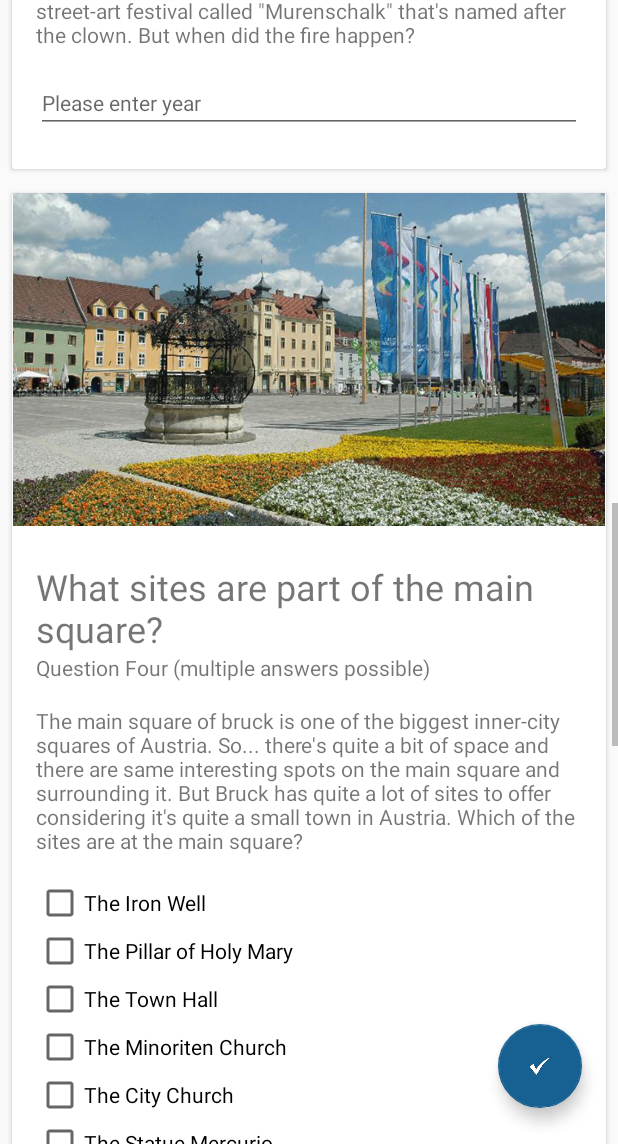
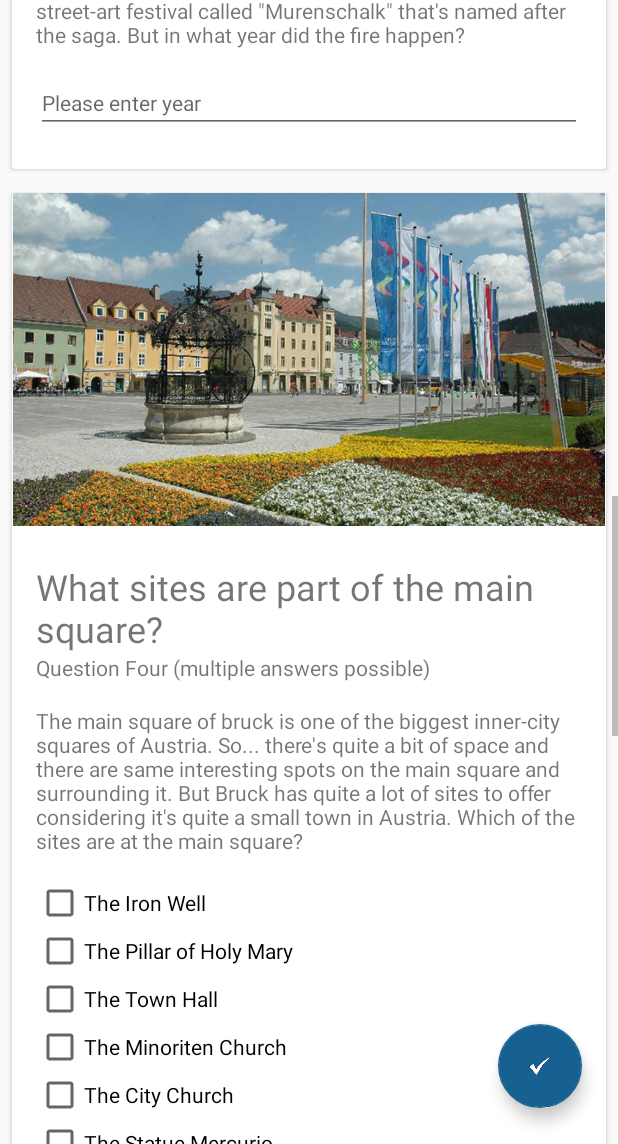
Before and after one commit to MrSpotmarker/BruckQuiz, an Android app: the screen it shows after launch (MainActivity), scrolled down 1612 dp, on a phone screen of 412 x 824 dp, the part 92-1236 px from its top. Run offline under Robolectric (Android 15) with nearby library versions, the phone set to English and light mode, and no system bars.

Commit message:
- bugfixes - added translation - added landscape layout - added custom app icon

```diff
--- a/app/src/main/java/com/example/www/bruckquiz/MainActivity.java
+++ b/app/src/main/java/com/example/www/bruckquiz/MainActivity.java
@@ -106,7 +106,7 @@ public class MainActivity extends AppCompatActivity {
             numberOfCorrectAnswers += 1;
         }
         // Second Radio button pressed
-        if (answerQuestionTwo.equals("1")) {
+        if (answerQuestionTwo.equals("2")) {
             numberOfCorrectAnswers += 1;
         }
         // A tough one :) - the year is 1792
@@ -118,7 +118,7 @@ public class MainActivity extends AppCompatActivity {
             numberOfCorrectAnswers += 1;
         }
         // The lovely town of Oberaich
-        if (answerQuestionFive.equals("Oberaich")) {
+        if (answerQuestionFive.equals("Oberaich") || answerQuestionFive.equals("oberaich")) {
             numberOfCorrectAnswers += 1;
         }
         // Boxes 1, 3 and 4 are checked
--- /dev/null
+++ b/app/src/main/res/layout-land/activity_main.xml
@@ -0,0 +1,325 @@
+<?xml version="1.0" encoding="utf-8"?>
+<FrameLayout xmlns:android="http://schemas.android.com/apk/res/android"
+    xmlns:app="http://schemas.android.com/apk/res-auto"
+    xmlns:tools="http://schemas.android.com/tools"
+    android:layout_width="match_parent"
+    android:layout_height="match_parent"
+    android:clipToPadding="false"
+    tools:context="com.example.www.bruckquiz.MainActivity">
+
+    <android.support.design.widget.FloatingActionButton
+        android:id="@+id/floatingActionButton"
+        android:layout_width="match_parent"
+        android:layout_height="wrap_content"
+        android:layout_gravity="bottom|end"
+        android:layout_marginBottom="24dp"
+        android:layout_marginRight="24dp"
+        android:clickable="true"
+        android:onClick="getUserAnswers"
+        app:elevation="6dp"
+        app:fabSize="normal"
+        app:srcCompat="@drawable/haken" />
+
+    <ScrollView
+        android:layout_width="match_parent"
+        android:layout_height="wrap_content">
+
+        <LinearLayout
+            android:layout_width="match_parent"
+            android:layout_height="wrap_content">
+
+            <LinearLayout
+                style="@style/CardLinearLayout"
+                android:layout_weight="1">
+
+                <android.support.v7.widget.CardView
+                    android:id="@+id/cardQuestion1"
+                    style="@style/CardLayout">
+
+                    <LinearLayout style="@style/CardLinearLayout">
+
+                        <ImageView
+                            style="@style/CardImageView"
+                            android:src="@drawable/bruckharfe" />
+
+                        <TextView
+                            style="@style/CardTitle"
+                            android:text="@string/title1" />
+
+                        <TextView
+                            style="@style/CardSubtitle"
+                            android:text="@string/subtitle1" />
+
+                        <TextView
+                            style="@style/CardDescription"
+                            android:text="@string/description1" />
+
+                        <RadioGroup
+                            android:id="@+id/radioGroupQuestion1"
+                            style="@style/CardRadioGroup"
+                            android:layout_width="match_parent"
+                            android:layout_height="wrap_content">
+
+                            <RadioButton
+                                android:id="@+id/radioButtonQuestion1a"
+                                style="@style/CardRadioButton"
+                                android:text="@string/answer1a" />
+
+                            <RadioButton
+                                android:id="@+id/radioButtonQuestion1b"
+                                style="@style/CardRadioButton"
+                                android:text="@string/answer1b" />
+
+                            <RadioButton
+                                android:id="@+id/radioButtonQuestion1c"
+                                style="@style/CardRadioButton"
+                                android:text="@string/answer1c" />
+
+                            <RadioButton
+                                android:id="@+id/radioButtonQuestion1d"
+                                style="@style/CardRadioButton"
+                                android:text="@string/answer1d" />
+                        </RadioGroup>
+                    </LinearLayout>
+                </android.support.v7.widget.CardView>
+
+                <android.support.v7.widget.CardView
+                    android:id="@+id/cardQuestion2"
+                    style="@style/CardLayout">
+
+                    <LinearLayout style="@style/CardLinearLayout">
+
+                        <ImageView
+                            style="@style/CardImageView"
+                            android:src="@drawable/vip" />
+
+                        <TextView
+                            style="@style/CardTitle"
+                            android:text="@string/title2" />
+
+                        <TextView
+                            style="@style/CardSubtitle"
+                            android:text="@string/subtitle2" />
+
+                        <TextView
+                            style="@style/CardDescription"
+                            android:text="@string/description2" />
+
+                        <RadioGroup
+                            android:id="@+id/radioGroupQuestion2"
+                            style="@style/CardRadioGroup"
+                            android:layout_width="match_parent"
+                            android:layout_height="wrap_content">
+
+                            <RadioButton
+                                android:id="@+id/radioButtonQuestion2a"
+                                style="@style/CardRadioButton"
+                                android:text="@string/answer2a" />
+
+                            <RadioButton
+                                android:id="@+id/radioButtonQuestion2b"
+                                style="@style/CardRadioButton"
+                                android:text="@string/answer2b" />
+
+                            <RadioButton
+                                android:id="@+id/radioButtonQuestion2c"
+                                style="@style/CardRadioButton"
+                                android:text="@string/answer2c" />
+
+                            <RadioButton
+                                android:id="@+id/radioButtonQuestion2d"
+                                style="@style/CardRadioButton"
+                                android:text="@string/answer2d" />
+                        </RadioGroup>
+
+                    </LinearLayout>
+                </android.support.v7.widget.CardView>
+
+                <android.support.v7.widget.CardView
+                    android:id="@+id/cardQuestion3"
+                    style="@style/CardLayout">
+
+                    <LinearLayout style="@style/CardLinearLayout">
+
+                        <ImageView
+                            style="@style/CardImageView"
+                            android:src="@drawable/bruck1684" />
+
+                        <TextView
+                            style="@style/CardTitle"
+                            android:text="@string/title3" />
+
+                        <TextView
+                            style="@style/CardSubtitle"
+                            android:text="@string/subtitle3" />
+
+                        <TextView
+                            style="@style/CardDescription"
+                            android:text="@string/description3" />
+
+                        <EditText
+                            android:id="@+id/TextQuestion3"
+                            style="@style/CardTextInput"
+                            android:hint="@string/hint3"
+                            android:inputType="number" />
+
+                    </LinearLayout>
+                </android.support.v7.widget.CardView>
+            </LinearLayout>
+
+            <LinearLayout
+                style="@style/CardLinearLayout"
+                android:layout_weight="1">
+
+                <android.support.v7.widget.CardView
+                    android:id="@+id/cardQuestion4"
+                    style="@style/CardLayout">
+
+                    <LinearLayout style="@style/CardLinearLayout">
+
+                        <ImageView
+                            style="@style/CardImageView"
+                            android:src="@drawable/hauptplatz" />
+
+                        <TextView
+                            style="@style/CardTitle"
+                            android:text="@string/title4" />
+
+                        <TextView
+                            style="@style/CardSubtitle"
+                            android:text="@string/subtitle4" />
+
+                        <TextView
+                            style="@style/CardDescription"
+                            android:text="@string/description4" />
+
+                        <LinearLayout
+                            style="@style/CardCheckboxLayout"
+                            android:orientation="vertical">
+
+                            <CheckBox
+                                android:id="@+id/cbQuestion4a"
+                                style="@style/CardCheckbox"
+                                android:text="@string/answer4a" />
+
+                            <CheckBox
+                                android:id="@+id/cbQuestion4b"
+                                style="@style/CardCheckbox"
+                                android:text="@string/answer4b" />
+
+                            <CheckBox
+                                android:id="@+id/cbQuestion4c"
+                                style="@style/CardCheckbox"
+                                android:text="@string/answer4c" />
+
+                            <CheckBox
+                                android:id="@+id/cbQuestion4d"
+                                style="@style/CardCheckbox"
+                                android:text="@string/answer4d" />
+
+                            <CheckBox
+                                android:id="@+id/cbQuestion4e"
+                                style="@style/CardCheckbox"
+                                android:text="@string/answer4e" />
+
+                            <CheckBox
+                                android:id="@+id/cbQuestion4f"
+                                style="@style/CardCheckbox"
+                                android:text="@string/answer4f" />
+
+                        </LinearLayout>
+                    </LinearLayout>
+                </android.support.v7.widget.CardView>
+
+                <android.support.v7.widget.CardView
+                    android:id="@+id/cardQuestion5"
+                    style="@style/CardLayout">
+
+                    <LinearLayout style="@style/CardLinearLayout">
+
+                        <ImageView
+                            style="@style/CardImageView"
+                            android:src="@drawable/fusion" />
+
+                        <TextView
+                            style="@style/CardTitle"
+                            android:text="@string/title5" />
+
+                        <TextView
+                            style="@style/CardSubtitle"
+                            android:text="@string/subtitle5" />
+
+                        <TextView
+                            style="@style/CardDescription"
+                            android:text="@string/description5" />
+
+                        <EditText
+                            android:id="@+id/TextQuestion5"
+                            style="@style/CardTextInput"
+                            android:hint="@string/hint5" />
+
+                    </LinearLayout>
+                </android.support.v7.widget.CardView>
+
+                <android.support.v7.widget.CardView
+                    android:id="@+id/cardQuestion6"
+                    style="@style/CardLayout">
+
+                    <LinearLayout style="@style/CardLinearLayout">
+
+                        <ImageView
+                            style="@style/CardImageView"
+                            android:src="@drawable/wappen" />
+
+                        <TextView
+                            style="@style/CardTitle"
+                            android:text="@string/title6" />
+
+                        <TextView
+                            style="@style/CardSubtitle"
+                            android:text="@string/subtitle6" />
+
+                        <TextView
+                            style="@style/CardDescription"
+                            android:text="@string/description6" />
+
+                        <LinearLayout
+                            style="@style/CardCheckboxLayout"
+                            android:orientation="vertical">
+
+                            <CheckBox
+                                android:id="@+id/cbQuestion6a"
+                                style="@style/CardCheckbox"
+                                android:text="@string/answer6a" />
+
+                            <CheckBox
+                                android:id="@+id/cbQuestion6b"
+                                style="@style/CardCheckbox"
+                                android:text="@string/answer6b" />
+
+                            <CheckBox
+                                android:id="@+id/cbQuestion6c"
+                                style="@style/CardCheckbox"
+                                android:text="@string/answer6c" />
+
+                            <CheckBox
+                                android:id="@+id/cbQuestion6d"
+                                style="@style/CardCheckbox"
+                                android:text="@string/answer6d" />
+
+                            <CheckBox
+                                android:id="@+id/cbQuestion6e"
+                                style="@style/CardCheckbox"
+                                android:text="@string/answer6e" />
+
+                            <CheckBox
+                                android:id="@+id/cbQuestion6f"
+                                style="@style/CardCheckbox"
+                                android:text="@string/answer6f" />
+                        </LinearLayout>
+                    </LinearLayout>
+                </android.support.v7.widget.CardView>
+            </LinearLayout>
+        </LinearLayout>
+    </ScrollView>
+</FrameLayout>
--- a/app/src/main/res/layout/activity_main.xml
+++ b/app/src/main/res/layout/activity_main.xml
@@ -11,7 +11,7 @@
         android:id="@+id/floatingActionButton"
         android:layout_width="match_parent"
         android:layout_height="wrap_content"
-        android:layout_gravity="bottom|right"
+        android:layout_gravity="bottom|end"
         android:layout_marginBottom="24dp"
         android:layout_marginRight="24dp"
         android:clickable="true"
@@ -23,10 +23,13 @@
     <ScrollView
         android:layout_width="match_parent"
         android:layout_height="wrap_content">
+
         <LinearLayout style="@style/CardLinearLayout">
+
             <android.support.v7.widget.CardView
                 android:id="@+id/cardQuestion1"
                 style="@style/CardLayout">
+
                 <LinearLayout style="@style/CardLinearLayout">
 
                     <ImageView
@@ -78,6 +81,7 @@
             <android.support.v7.widget.CardView
                 android:id="@+id/cardQuestion2"
                 style="@style/CardLayout">
+
                 <LinearLayout style="@style/CardLinearLayout">
 
                     <ImageView
@@ -129,6 +133,7 @@
             <android.support.v7.widget.CardView
                 android:id="@+id/cardQuestion3"
                 style="@style/CardLayout">
+
                 <LinearLayout style="@style/CardLinearLayout">
 
                     <ImageView
@@ -159,6 +164,7 @@
             <android.support.v7.widget.CardView
                 android:id="@+id/cardQuestion4"
                 style="@style/CardLayout">
+
                 <LinearLayout style="@style/CardLinearLayout">
 
                     <ImageView
@@ -218,6 +224,7 @@
             <android.support.v7.widget.CardView
                 android:id="@+id/cardQuestion5"
                 style="@style/CardLayout">
+
                 <LinearLayout style="@style/CardLinearLayout">
 
                     <ImageView
@@ -247,7 +254,9 @@
             <android.support.v7.widget.CardView
                 android:id="@+id/cardQuestion6"
                 style="@style/CardLayout">
+
                 <LinearLayout style="@style/CardLinearLayout">
+
                     <ImageView
                         style="@style/CardImageView"
                         android:src="@drawable/wappen" />
--- a/app/src/main/res/values/strings.xml
+++ b/app/src/main/res/values/strings.xml
@@ -10,7 +10,7 @@
     <string name="answer1c">The ruins of Castle Landskron</string>
     <string name="answer1d">The Roman Bridge</string>
     <!-- Strings for question 2 -->
-    <string name="title2">The main square was named after which historic person?</string>
+    <string name="title2">The main square was named after which  person?</string>
     <string name="subtitle2">Question Two</string>
     <string name="description2">The city has a tradition of naming streets, places, parks and even a tree after famous historical people from different areas. Artists, politicians, scientists and other famous peoples names can be seen throughout the city. Often a short biography is added to the street signs. But who was the main square named after?</string>
     <string name="answer2a">Bertha von Suttner (Nobel peace price winner)</string>
@@ -20,7 +20,7 @@
     <!-- Strings for question 3 -->
     <string name="title3">When was the great city fire?</string>
     <string name="subtitle3">Question Three</string>
-    <string name="description3">Some time ago a fire destroyed or partly destroyed 164 of 166 buildings in the city. There is a saga that a local clown tried to inform the citizen about the fire but was not seriously by them. As a result the city burned to the ground. To remember that saga there is an annual street-art festival called \"Murenschalk\" that\'s named after the clown. But when did the fire happen?</string>
+    <string name="description3">Some time ago a fire destroyed or partly destroyed 164 of 166 buildings in the city. There is a saga that a local clown tried to inform the citizen about the fire but was not seriously by them. As a result the city burned to the ground. To remember that saga there is an annual street-art festival called \"Murenschalk\" that\'s named after the saga. But in what year did the fire happen?</string>
     <string name="hint3">Please enter year</string>
     <!-- Strings for question 4 -->
     <string name="title4">What sites are part of the main square?</string>
@@ -40,13 +40,13 @@
     <!-- Strings for question 6 -->
     <string name="title6">Which of these rivers flow through the city?</string>
     <string name="subtitle6">Question Six (multiple answers possible)</string>
-    <string name="description6">When you enter the city you can see its newest landscape - the bridge of Europe, also called, "the harp of Bruck". But what is the most famous building of the city?</string>
-    <string name="answer6a">Mur</string>
-    <string name="answer6b">Salza</string>
-    <string name="answer6c">Laming</string>
-    <string name="answer6d">Mürz</string>
-    <string name="answer6e">Thörlbach</string>
-    <string name="answer6f">Pinka</string>
+    <string name="description6">The origin of the city\'s name comes from a bridge crossing the river Mur. Bridges and Rivers were of significent importance for the city and its development for centuries. The city\'s coat of arms contributes this by showing a bridge and a river. Which of these rivers run through Bruck an der Mur?</string>
+    <string name="answer6a" translatable="false">Mur</string>
+    <string name="answer6b" translatable="false">Salza</string>
+    <string name="answer6c" translatable="false">Laming</string>
+    <string name="answer6d" translatable="false">Mürz</string>
+    <string name="answer6e" translatable="false">Thörlbach</string>
+    <string name="answer6f" translatable="false">Pinka</string>
     <!-- Strings used for Toast Messages -->
     <string name="answersAllCorrect">Awesome! Everything correct!</string>
     <string name="answersPartlyCorrectA">Correct answers:</string>
```
Also changed, not shown: app/src/main/ic_launcher-web.png (added), app/src/main/res/mipmap-hdpi/ic_launcher.png, app/src/main/res/mipmap-mdpi/ic_launcher.png, app/src/main/res/mipmap-xhdpi/ic_launcher.png, app/src/main/res/mipmap-xxhdpi/ic_launcher.png, app/src/main/res/mipmap-xxxhdpi/ic_launcher.png, 1 other file.
